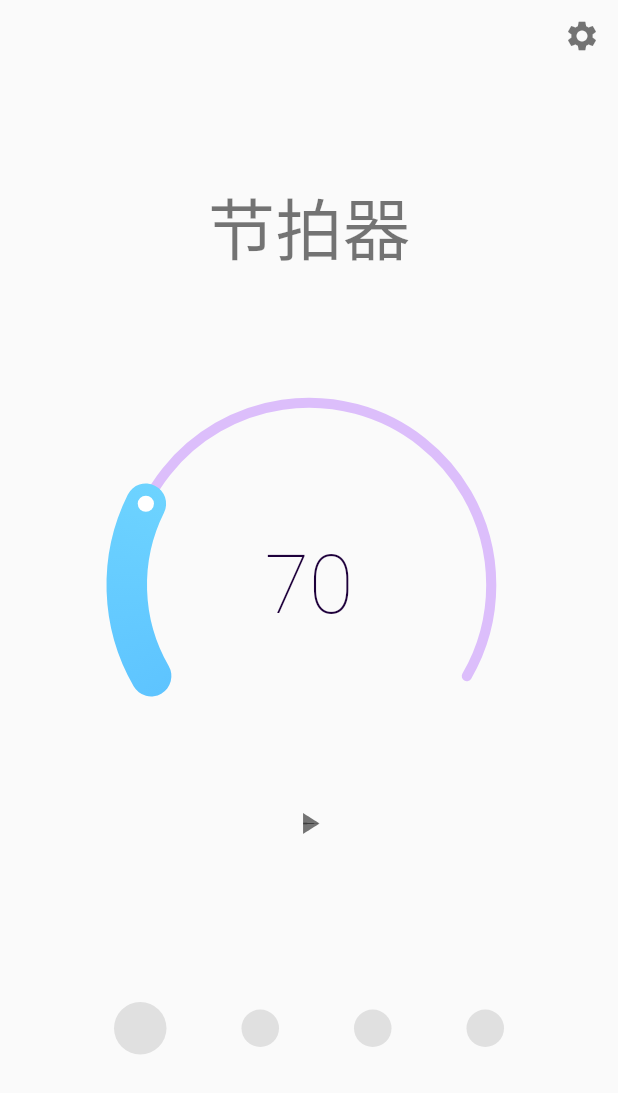
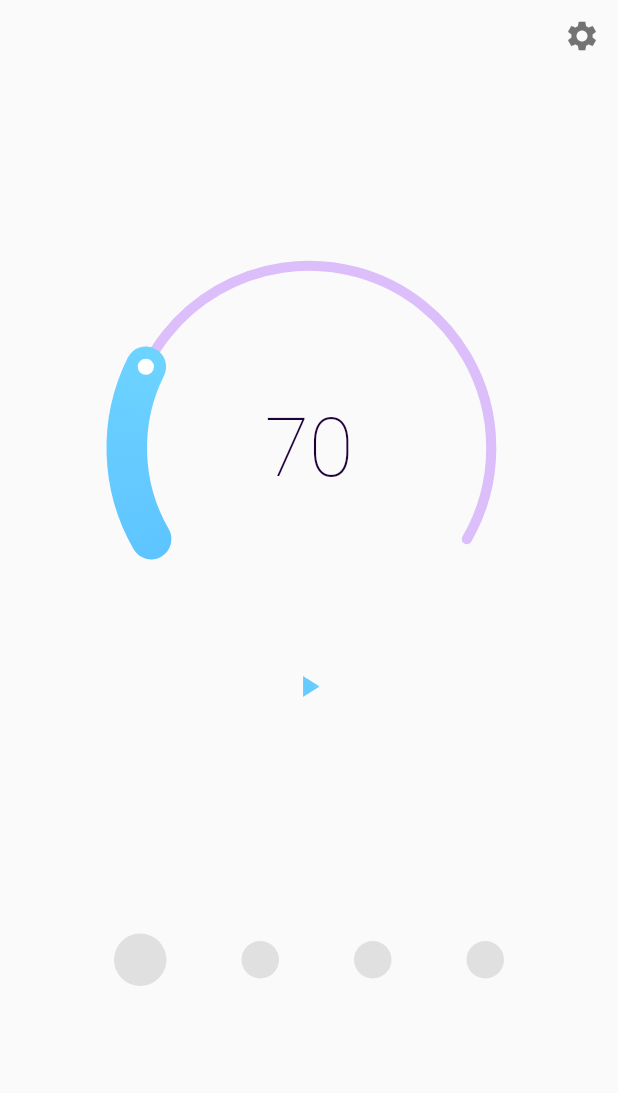
Before and after one commit to Tyrone2333/metronomelutter, a Flutter app: the screen it shows after launch, on a phone screen of 412 x 824 dp. Shown: the top 1093 px of the screen. Run offline on Flutter 3.47's test engine with Material 2 defaults, Android fonts, the phone set to English and light mode, and no system bars; drawn by our look-alikes of sleek_circular_slider; our stand-ins replace assets_audio_player, fluttertoast, shared_preferences, wakelock; missing offline and left inert: flutter_progress_dialog.

Commit message:
feat: 修复 AnimatedIcon 有横线的问题

```diff
--- a/lib/component/slider.dart
+++ b/lib/component/slider.dart
@@ -1,6 +1,6 @@
 import 'package:flutter/material.dart';
+import 'package:shared_preferences/shared_preferences.dart';
 import 'package:sleek_circular_slider/sleek_circular_slider.dart';
-import 'package:shared_preferences/shared_preferences.dart';
 
 class SliderRow extends StatelessWidget {
   final int bpm;
@@ -13,8 +13,7 @@ class SliderRow extends StatelessWidget {
 
   @override
   Widget build(BuildContext context) {
-    return Column(
-      children: [
+    return Column(children: [
       Row(
         mainAxisAlignment: MainAxisAlignment.spaceAround,
         children: [
@@ -27,11 +26,11 @@ class SliderRow extends StatelessWidget {
                   infoProperties: InfoProperties(
                     modifier: (percentage) => percentage.toInt().toString(),
                   ),
-                customColors: CustomSliderColors(
-                  hideShadow: true,
-                  progressBarColors: [Color.fromARGB(255, 62, 164, 255), Color.fromARGB(255, 102, 204, 255), Color.fromARGB(255, 142, 244, 255)]
-                )
-              ),
+                  customColors: CustomSliderColors(hideShadow: true, progressBarColors: [
+                    Color.fromARGB(255, 62, 164, 255),
+                    Color.fromARGB(255, 102, 204, 255),
+                    Color.fromARGB(255, 142, 244, 255)
+                  ])),
               onChange: (double value) {
                 setBpmHandler(value.toInt());
                 _storeBpm(value.toInt());
@@ -44,10 +43,9 @@ class SliderRow extends StatelessWidget {
           progress: _animationController,
         ),
         onPressed: () => toggleRunning(),
-          color: Theme.of(context).textTheme.headline3.color,
+        color: Color.fromARGB(255, 102, 204, 255),
       )
-      ]
-    );
+    ]);
   }
 }
 
--- a/lib/main.dart
+++ b/lib/main.dart
@@ -1,13 +1,15 @@
+import 'dart:async';
+
+import 'package:assets_audio_player/assets_audio_player.dart';
+import 'package:flutter/foundation.dart';
 import 'package:flutter/material.dart';
+import 'package:shared_preferences/shared_preferences.dart';
+import 'package:wakelock/wakelock.dart';
+
+import './component/indactor.dart';
+import './component/setting.dart';
 import './component/slider.dart';
-import './component/indactor.dart';
-import 'dart:async';
-import 'package:assets_audio_player/assets_audio_player.dart';
 import './component/summerscar.dart';
-import 'package:wakelock/wakelock.dart';
-import 'package:flutter/foundation.dart';
-import './component/setting.dart';
-import 'package:shared_preferences/shared_preferences.dart';
 
 void main() {
   runApp(MyApp());
@@ -36,8 +38,7 @@ class MyHomePage extends StatefulWidget {
   _MyHomePageState createState() => _MyHomePageState();
 }
 
-class _MyHomePageState extends State<MyHomePage>
-    with SingleTickerProviderStateMixin {
+class _MyHomePageState extends State<MyHomePage> with SingleTickerProviderStateMixin {
   int _bpm = 70;
   int _nowStep = -1;
   bool _isRunning = false;
@@ -87,7 +88,7 @@ class _MyHomePageState extends State<MyHomePage>
     });
   }
 
-  Future setBpm () async {
+  Future setBpm() async {
     SharedPreferences prefs = await SharedPreferences.getInstance();
     int bpm = prefs.getInt('bpm');
     if (bpm != null) {
@@ -96,7 +97,7 @@ class _MyHomePageState extends State<MyHomePage>
     }
   }
 
-  Future setSoundType () async {
+  Future setSoundType() async {
     SharedPreferences prefs = await SharedPreferences.getInstance();
     int soundType = prefs.getInt('sound');
     if (soundType != null) {
@@ -113,8 +114,7 @@ class _MyHomePageState extends State<MyHomePage>
     }
     setSoundType();
     setBpm();
-    _animationController =
-        AnimationController(vsync: this, duration: Duration(milliseconds: 300));
+    _animationController = AnimationController(vsync: this, duration: Duration(milliseconds: 300));
   }
 
   @override
@@ -145,14 +145,13 @@ class _MyHomePageState extends State<MyHomePage>
                     },
                   )
                 ],
-            )
-          ),
-          Text(
-            '节拍器',
-            style: Theme.of(context).textTheme.headline3,
-          ),
-          SliderRow(_bpm, _setBpmHanlder, _isRunning, _toggleIsRunning,
-              _animationController),
+              )),
+          // Text(
+          //   '节拍器',
+          //   style: Theme.of(context).textTheme.headline3,
+          // ),
+          SliderRow(_bpm, _setBpmHanlder, _isRunning, _toggleIsRunning, _animationController),
+
           IndactorRow(_nowStep),
           Summerscar(),
         ],
```
Also changed, not shown: 1 other file. Lines whose indentation alone changed are shown as unchanged.
